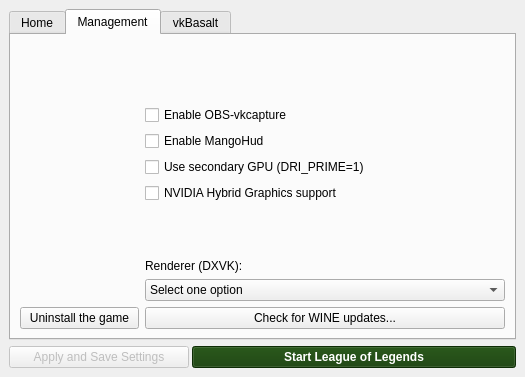
Above: src/installer.ui from polkaulfield/lol-for-linux-installer before the change. Below: the same form after it.
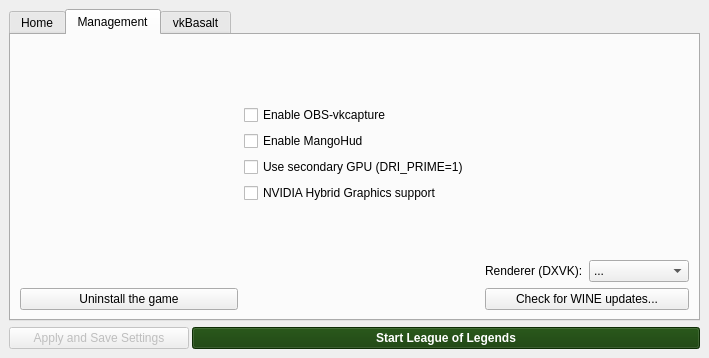
That is the form after the change. The open tabs and pages were chosen to show the change. Icons and pictures are not drawn.

What changed in the file:
```diff
--- a/src/installer.ui
+++ b/src/installer.ui
@@ -9,8 +9,8 @@
    <rect>
     <x>0</x>
     <y>0</y>
-    <width>525</width>
-    <height>377</height>
+    <width>709</width>
+    <height>358</height>
    </rect>
   </property>
   <property name="sizePolicy">
@@ -522,19 +522,36 @@
                  <string>Management</string>
                 </attribute>
                 <layout class="QGridLayout" name="gridLayout_3">
-                 <item row="3" column="2">
-                  <spacer name="horizontalSpacer_10">
+                 <item row="5" column="1">
+                  <spacer name="verticalSpacer_2">
                    <property name="orientation">
-                    <enum>Qt::Horizontal</enum>
+                    <enum>Qt::Vertical</enum>
                    </property>
                    <property name="sizeHint" stdset="0">
                     <size>
-                     <width>40</width>
-                     <height>20</height>
+                     <width>20</width>
+                     <height>40</height>
                     </size>
                    </property>
                   </spacer>
                  </item>
+                 <item row="9" column="2" colspan="2">
+                  <widget class="QPushButton" name="checkWineupdates">
+                   <property name="sizePolicy">
+                    <sizepolicy hsizetype="MinimumExpanding" vsizetype="Fixed">
+                     <horstretch>0</horstretch>
+                     <verstretch>0</verstretch>
+                    </sizepolicy>
+                   </property>
+                   <property name="text">
+                    <string>Check for WINE updates...</string>
+                   </property>
+                   <property name="icon">
+                    <iconset theme="view-refresh">
+                     <normaloff>.</normaloff>.</iconset>
+                   </property>
+                  </widget>
+                 </item>
                  <item row="0" column="1">
                   <spacer name="verticalSpacer_4">
                    <property name="orientation">
@@ -548,7 +565,33 @@
                    </property>
                   </spacer>
                  </item>
-                 <item row="3" column="1">
+                 <item row="9" column="0">
+                  <widget class="QPushButton" name="uninstallLeaguebutton">
+                   <property name="sizePolicy">
+                    <sizepolicy hsizetype="MinimumExpanding" vsizetype="Fixed">
+                     <horstretch>0</horstretch>
+                     <verstretch>0</verstretch>
+                    </sizepolicy>
+                   </property>
+                   <property name="toolTip">
+                    <string>&lt;html&gt;&lt;head/&gt;&lt;body&gt;&lt;p&gt;This removes the game completely.&lt;/p&gt;&lt;p&gt;&lt;br/&gt;&lt;/p&gt;&lt;p&gt;WARNING:&lt;/p&gt;&lt;p&gt;No window asking for confirmation will appear&lt;/p&gt;&lt;/body&gt;&lt;/html&gt;</string>
+                   </property>
+                   <property name="autoFillBackground">
+                    <bool>false</bool>
+                   </property>
+                   <property name="text">
+                    <string>Uninstall the game</string>
+                   </property>
+                   <property name="icon">
+                    <iconset theme="edit-delete">
+                     <normaloff>.</normaloff>.</iconset>
+                   </property>
+                   <property name="checkable">
+                    <bool>false</bool>
+                   </property>
+                  </widget>
+                 </item>
+                 <item row="4" column="1">
                   <layout class="QVBoxLayout" name="verticalLayout_9">
                    <property name="topMargin">
                     <number>10</number>
@@ -671,11 +714,30 @@
                    </item>
                   </layout>
                  </item>
-                 <item row="3" column="0">
+                 <item row="4" column="0">
                   <spacer name="horizontalSpacer_9">
                    <property name="orientation">
                     <enum>Qt::Horizontal</enum>
                    </property>
+                   <property name="sizeType">
+                    <enum>QSizePolicy::Minimum</enum>
+                   </property>
+                   <property name="sizeHint" stdset="0">
+                    <size>
+                     <width>0</width>
+                     <height>0</height>
+                    </size>
+                   </property>
+                  </spacer>
+                 </item>
+                 <item row="4" column="3">
+                  <spacer name="horizontalSpacer_10">
+                   <property name="orientation">
+                    <enum>Qt::Horizontal</enum>
+                   </property>
+                   <property name="sizeType">
+                    <enum>QSizePolicy::Minimum</enum>
+                   </property>
                    <property name="sizeHint" stdset="0">
                     <size>
                      <width>40</width>
@@ -684,46 +746,26 @@
                    </property>
                   </spacer>
                  </item>
-                 <item row="4" column="1">
-                  <spacer name="verticalSpacer_2">
-                   <property name="orientation">
-                    <enum>Qt::Vertical</enum>
-                   </property>
-                   <property name="sizeType">
-                    <enum>QSizePolicy::MinimumExpanding</enum>
-                   </property>
-                   <property name="sizeHint" stdset="0">
-                    <size>
-                     <width>20</width>
-                     <height>40</height>
-                    </size>
-                   </property>
-                  </spacer>
-                 </item>
-                 <item row="9" column="1" colspan="2">
-                  <widget class="QPushButton" name="checkWineupdates">
+                 <item row="7" column="2">
+                  <widget class="QLabel" name="labelrenderer">
                    <property name="sizePolicy">
-                    <sizepolicy hsizetype="MinimumExpanding" vsizetype="Fixed">
+                    <sizepolicy hsizetype="Minimum" vsizetype="Minimum">
                      <horstretch>0</horstretch>
                      <verstretch>0</verstretch>
                     </sizepolicy>
                    </property>
                    <property name="text">
-                    <string>Check for WINE updates...</string>
-                   </property>
-                   <property name="icon">
-                    <iconset theme="view-refresh">
-                     <normaloff>.</normaloff>.</iconset>
+                    <string>Renderer (DXVK):</string>
                    </property>
                   </widget>
                  </item>
-                 <item row="7" column="1" colspan="2">
+                 <item row="7" column="3">
                   <widget class="QComboBox" name="rendererCombobox">
                    <property name="enabled">
                     <bool>true</bool>
                    </property>
                    <property name="sizePolicy">
-                    <sizepolicy hsizetype="Minimum" vsizetype="Maximum">
+                    <sizepolicy hsizetype="Maximum" vsizetype="Maximum">
                      <horstretch>0</horstretch>
                      <verstretch>0</verstretch>
                     </sizepolicy>
@@ -733,7 +775,7 @@
                    </property>
                    <item>
                     <property name="text">
-                     <string>Select one option</string>
+                     <string>...</string>
                     </property>
                    </item>
                    <item>
@@ -753,45 +795,6 @@
                    </item>
                   </widget>
                  </item>
-                 <item row="9" column="0">
-                  <widget class="QPushButton" name="uninstallLeaguebutton">
-                   <property name="sizePolicy">
-                    <sizepolicy hsizetype="MinimumExpanding" vsizetype="Fixed">
-                     <horstretch>0</horstretch>
-                     <verstretch>0</verstretch>
-                    </sizepolicy>
-                   </property>
-                   <property name="toolTip">
-                    <string>&lt;html&gt;&lt;head/&gt;&lt;body&gt;&lt;p&gt;This removes the game completely.&lt;/p&gt;&lt;p&gt;&lt;br/&gt;&lt;/p&gt;&lt;p&gt;WARNING:&lt;/p&gt;&lt;p&gt;No window asking for confirmation will appear&lt;/p&gt;&lt;/body&gt;&lt;/html&gt;</string>
-                   </property>
-                   <property name="autoFillBackground">
-                    <bool>false</bool>
-                   </property>
-                   <property name="text">
-                    <string>Uninstall the game</string>
-                   </property>
-                   <property name="icon">
-                    <iconset theme="edit-delete">
-                     <normaloff>.</normaloff>.</iconset>
-                   </property>
-                   <property name="checkable">
-                    <bool>false</bool>
-                   </property>
-                  </widget>
-                 </item>
-                 <item row="5" column="1">
-                  <widget class="QLabel" name="labelrenderer">
-                   <property name="sizePolicy">
-                    <sizepolicy hsizetype="MinimumExpanding" vsizetype="Maximum">
-                     <horstretch>0</horstretch>
-                     <verstretch>0</verstretch>
-                    </sizepolicy>
-                   </property>
-                   <property name="text">
-                    <string>Renderer (DXVK):</string>
-                   </property>
-                  </widget>
-                 </item>
                 </layout>
                </widget>
                <widget class="QWidget" name="tab_3">
```
Left out of the diff: 160 changed lines with no effect on the pictures.
